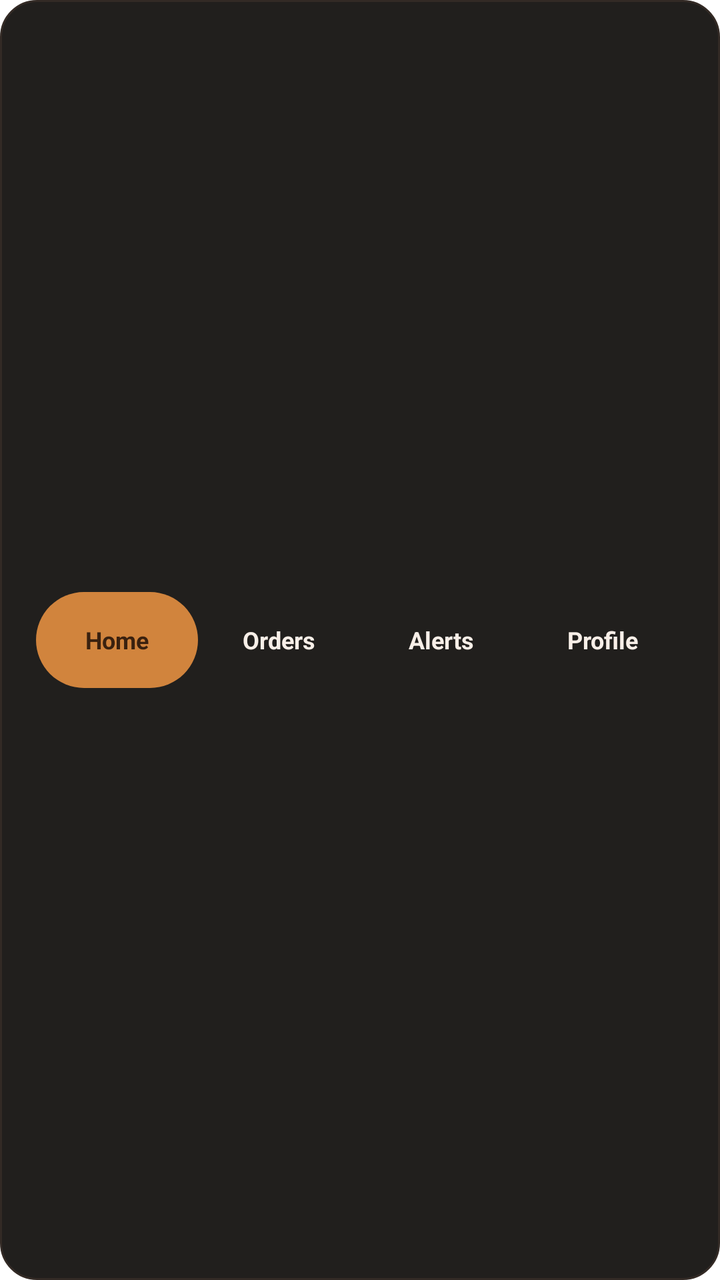
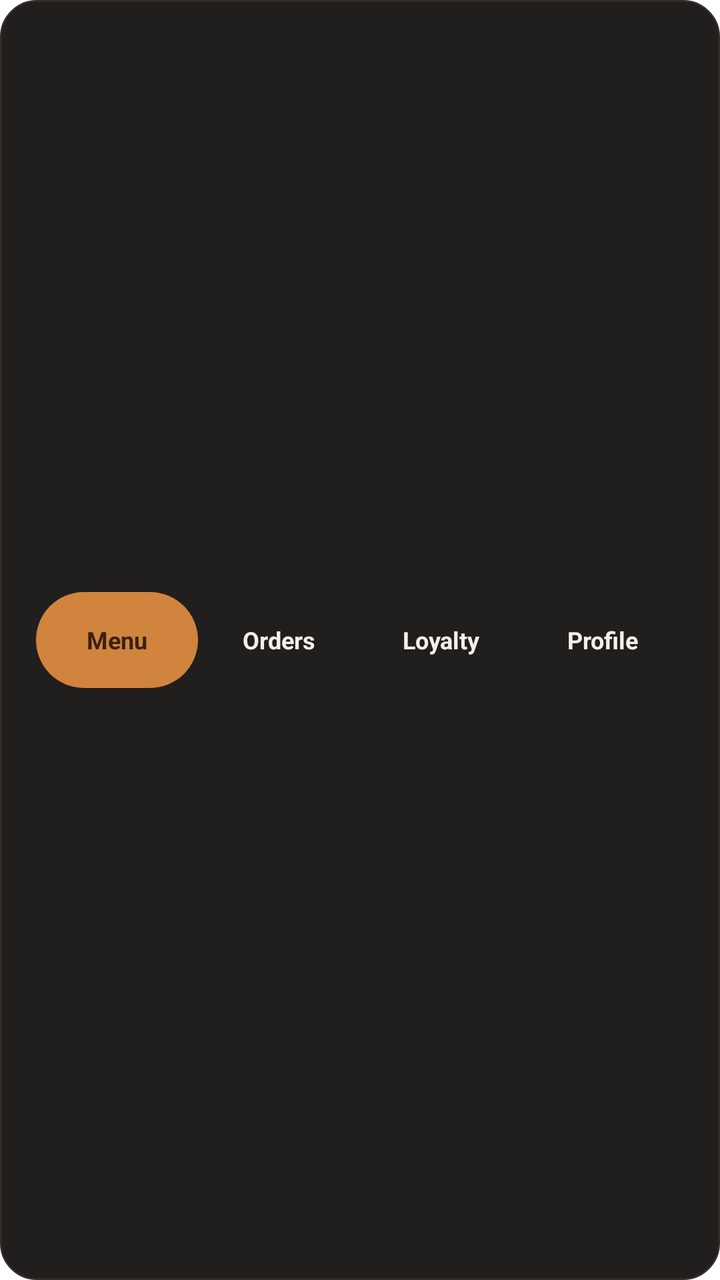

An Android layout rendered at two revisions. The XML below is the earlier revision; the diff shows what the commit changed to produce the second picture.
<!-- AndroidManifest.xml: application theme Theme.PizzaTime -->
<!-- res/layout/layout_customer_bottom_nav.xml -->
<?xml version="1.0" encoding="utf-8"?>
<LinearLayout xmlns:android="http://schemas.android.com/apk/res/android"
    android:id="@+id/bottomNavRoot"
    android:layout_width="match_parent"
    android:layout_height="88dp"
    android:background="@drawable/bg_bottom_nav"
    android:gravity="center"
    android:orientation="horizontal"
    android:paddingStart="18dp"
    android:paddingEnd="18dp">

    <TextView
        android:id="@+id/navHome"
        android:layout_width="0dp"
        android:layout_height="48dp"
        android:layout_weight="1"
        android:background="@drawable/bg_bottom_nav_item_selected"
        android:gravity="center"
        android:text="@string/home_nav_home"
        android:textColor="@color/pt_text_dark"
        android:textSize="12sp"
        android:textStyle="bold" />

    <TextView
        android:id="@+id/navOrders"
        android:layout_width="0dp"
        android:layout_height="48dp"
        android:layout_weight="1"
        android:gravity="center"
        android:text="@string/home_nav_orders"
        android:textColor="@color/pt_text_primary"
        android:textSize="12sp"
        android:textStyle="bold" />

    <TextView
        android:id="@+id/navAlerts"
        android:layout_width="0dp"
        android:layout_height="48dp"
        android:layout_weight="1"
        android:gravity="center"
        android:text="@string/home_nav_alerts"
        android:textColor="@color/pt_text_primary"
        android:textSize="12sp"
        android:textStyle="bold" />

    <TextView
        android:id="@+id/navProfile"
        android:layout_width="0dp"
        android:layout_height="48dp"
        android:layout_weight="1"
        android:gravity="center"
        android:text="@string/home_nav_profile"
        android:textColor="@color/pt_text_primary"
        android:textSize="12sp"
        android:textStyle="bold" />

</LinearLayout>
<!-- resources referenced by this layout -->
<resources>
  <color name="pt_text_dark">#3A210F</color>
  <color name="pt_text_primary">#F8EFE8</color>
  <!-- drawable bg_bottom_nav (drawable) -->
  ﻿<shape xmlns:android="http://schemas.android.com/apk/res/android">
      <corners android:radius="18dp" />
      <solid android:color="#211F1D" />
      <stroke
          android:width="1dp"
          android:color="#332A25" />
  </shape>
  <!-- drawable bg_bottom_nav_item_selected (drawable) -->
  ﻿<shape xmlns:android="http://schemas.android.com/apk/res/android">
      <corners android:radius="999dp" />
      <solid android:color="#D1843D" />
  </shape>
  <string name="home_nav_alerts">Alerts</string>
  <string name="home_nav_home">Home</string>
  <string name="home_nav_orders">Orders</string>
  <string name="home_nav_profile">Profile</string>
  <style name="Theme.PizzaTime" parent="Theme.MaterialComponents.DayNight.NoActionBar">
          
          <item name="colorOnPrimary">@color/white</item>
          
          <item name="colorOnSecondary">@color/black</item>
          
          <item name="android:statusBarColor">?attr/colorPrimaryVariant</item>
          
      </style>
  <color name="white">#FFFFFFFF</color>
  <color name="black">#FF000000</color>
</resources>

<!-- the commit's change to res/layout/layout_customer_bottom_nav.xml (unified diff, before → after) -->
@@ -10,13 +10,16 @@
     android:paddingEnd="18dp">
 
     <TextView
-        android:id="@+id/navHome"
+        android:id="@+id/navMenu"
         android:layout_width="0dp"
         android:layout_height="48dp"
         android:layout_weight="1"
         android:background="@drawable/bg_bottom_nav_item_selected"
+        android:clickable="true"
+        android:focusable="true"
+        android:foreground="?attr/selectableItemBackground"
         android:gravity="center"
-        android:text="@string/home_nav_home"
+        android:text="@string/home_nav_menu"
         android:textColor="@color/pt_text_dark"
         android:textSize="12sp"
         android:textStyle="bold" />
@@ -26,6 +29,9 @@
         android:layout_width="0dp"
         android:layout_height="48dp"
         android:layout_weight="1"
+        android:clickable="true"
+        android:focusable="true"
+        android:foreground="?attr/selectableItemBackground"
         android:gravity="center"
         android:text="@string/home_nav_orders"
         android:textColor="@color/pt_text_primary"
@@ -33,12 +39,15 @@
         android:textStyle="bold" />
 
     <TextView
-        android:id="@+id/navAlerts"
+        android:id="@+id/navLoyalty"
         android:layout_width="0dp"
         android:layout_height="48dp"
         android:layout_weight="1"
+        android:clickable="true"
+        android:focusable="true"
+        android:foreground="?attr/selectableItemBackground"
         android:gravity="center"
-        android:text="@string/home_nav_alerts"
+        android:text="@string/home_nav_loyalty"
         android:textColor="@color/pt_text_primary"
         android:textSize="12sp"
         android:textStyle="bold" />
@@ -48,6 +57,9 @@
         android:layout_width="0dp"
         android:layout_height="48dp"
         android:layout_weight="1"
+        android:clickable="true"
+        android:focusable="true"
+        android:foreground="?attr/selectableItemBackground"
         android:gravity="center"
         android:text="@string/home_nav_profile"
         android:textColor="@color/pt_text_primary"
<!-- resource entries referenced after the edit -->
@@ -15,8 +15,8 @@
       <corners android:radius="999dp" />
       <solid android:color="#D1843D" />
   </shape>
-  <string name="home_nav_alerts">Alerts</string>
-  <string name="home_nav_home">Home</string>
+  <string name="home_nav_loyalty">Loyalty</string>
+  <string name="home_nav_menu">Menu</string>
   <string name="home_nav_orders">Orders</string>
   <string name="home_nav_profile">Profile</string>
   <style name="Theme.PizzaTime" parent="Theme.MaterialComponents.DayNight.NoActionBar">
